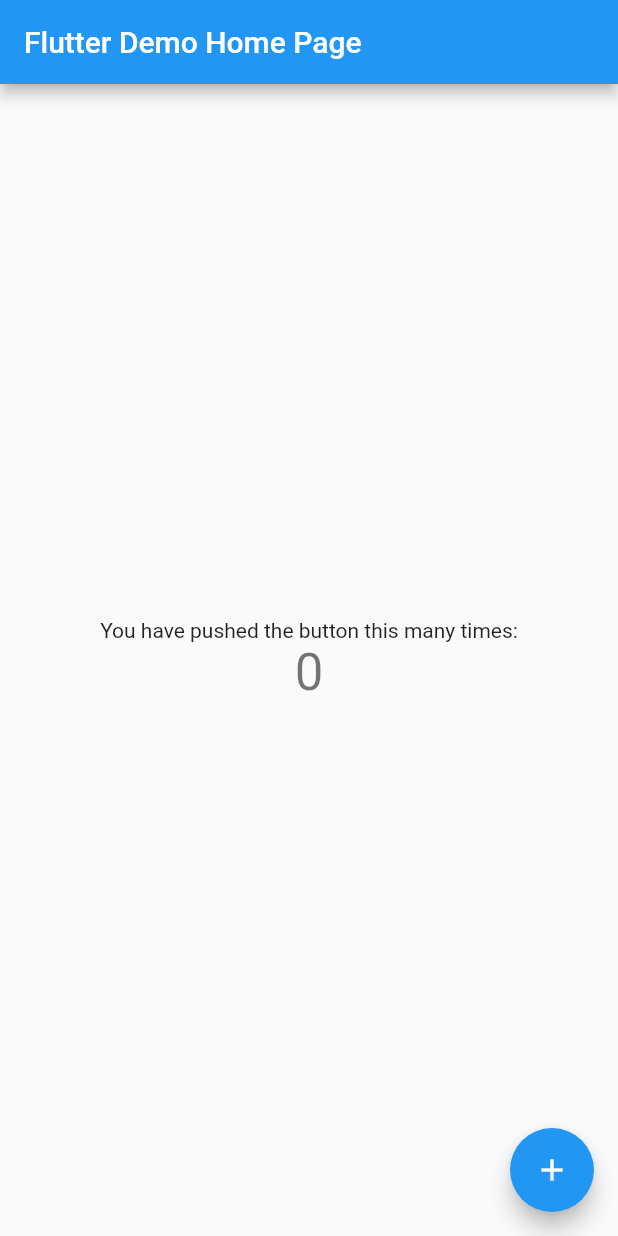
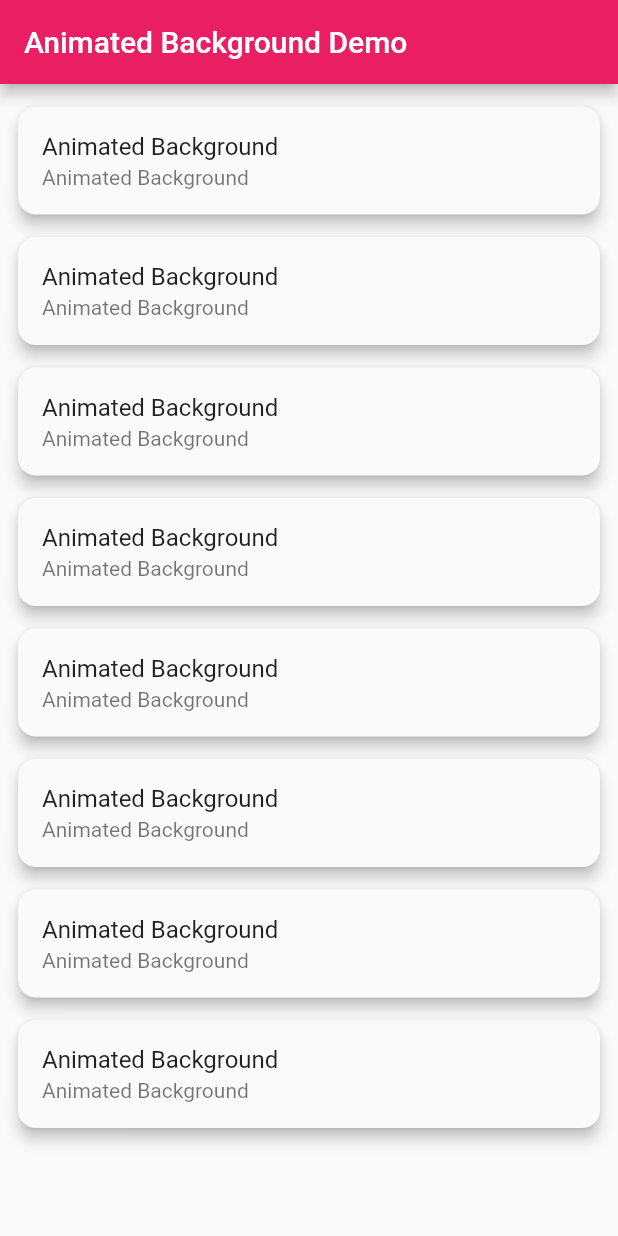
Before and after one commit to mnengineer/flutter-beautiful-backgrounds, a Flutter app: the screen it shows after launch, on a phone screen of 412 x 824 dp. Run offline on Flutter 3.47's test engine with Material 2 defaults, Android fonts, the light colour scheme and no system bars.

Commit message:
feat: アプリのベースUI作成

```diff
--- /dev/null
+++ b/lib/data/animation_item_data.dart
@@ -0,0 +1,45 @@
+import 'package:flutter_beautiful_backgrounds/models/animation_item.dart';
+import 'package:flutter_beautiful_backgrounds/screens/animations/animation_1.dart';
+
+const animationItemData = [
+  AnimationItem(
+    title: 'Animated Background',
+    subtitle: 'Animated Background',
+    targetWidget: Animation1Screen(),
+  ),
+  AnimationItem(
+    title: 'Animated Background',
+    subtitle: 'Animated Background',
+    targetWidget: Animation1Screen(),
+  ),
+  AnimationItem(
+    title: 'Animated Background',
+    subtitle: 'Animated Background',
+    targetWidget: Animation1Screen(),
+  ),
+  AnimationItem(
+    title: 'Animated Background',
+    subtitle: 'Animated Background',
+    targetWidget: Animation1Screen(),
+  ),
+  AnimationItem(
+    title: 'Animated Background',
+    subtitle: 'Animated Background',
+    targetWidget: Animation1Screen(),
+  ),
+  AnimationItem(
+    title: 'Animated Background',
+    subtitle: 'Animated Background',
+    targetWidget: Animation1Screen(),
+  ),
+  AnimationItem(
+    title: 'Animated Background',
+    subtitle: 'Animated Background',
+    targetWidget: Animation1Screen(),
+  ),
+  AnimationItem(
+    title: 'Animated Background',
+    subtitle: 'Animated Background',
+    targetWidget: Animation1Screen(),
+  ),
+];
--- a/lib/main.dart
+++ b/lib/main.dart
@@ -1,4 +1,5 @@
 import 'package:flutter/material.dart';
+import 'package:flutter_beautiful_backgrounds/screens/home.dart';
 
 void main() {
   runApp(const MyApp());
@@ -7,109 +8,19 @@
 class MyApp extends StatelessWidget {
   const MyApp({super.key});
 
-  // This widget is the root of your application.
   @override
   Widget build(BuildContext context) {
     return MaterialApp(
-      title: 'Flutter Demo',
+      title: 'Animated Background Demo',
+      debugShowCheckedModeBanner: false,
       theme: ThemeData(
-        // This is the theme of your application.
-        //
-        // Try running your application with "flutter run". You'll see the
-        // application has a blue toolbar. Then, without quitting the app, try
-        // changing the primarySwatch below to Colors.green and then invoke
-        // "hot reload" (press "r" in the console where you ran "flutter run",
-        // or simply save your changes to "hot reload" in a Flutter IDE).
-        // Notice that the counter didn't reset back to zero; the application
-        // is not restarted.
-        primarySwatch: Colors.blue,
+        primaryColor: const Color(0xFFE91E63),
+        scaffoldBackgroundColor: const Color(0xFFFAFAFA),
+        appBarTheme: const AppBarTheme(
+          color: Color(0xFFE91E63),
+        ),
       ),
-      home: const MyHomePage(title: 'Flutter Demo Home Page'),
+      home: const HomeScreen(),
     );
   }
 }
-
-class MyHomePage extends StatefulWidget {
-  const MyHomePage({super.key, required this.title});
-
-  // This widget is the home page of your application. It is stateful, meaning
-  // that it has a State object (defined below) that contains fields that affect
-  // how it looks.
-
-  // This class is the configuration for the state. It holds the values (in this
-  // case the title) provided by the parent (in this case the App widget) and
-  // used by the build method of the State. Fields in a Widget subclass are
-  // always marked "final".
-
-  final String title;
-
-  @override
-  State<MyHomePage> createState() => _MyHomePageState();
-}
-
-class _MyHomePageState extends State<MyHomePage> {
-  int _counter = 0;
-
-  void _incrementCounter() {
-    setState(() {
-      // This call to setState tells the Flutter framework that something has
-      // changed in this State, which causes it to rerun the build method below
-      // so that the display can reflect the updated values. If we changed
-      // _counter without calling setState(), then the build method would not be
-      // called again, and so nothing would appear to happen.
-      _counter++;
-    });
-  }
-
-  @override
-  Widget build(BuildContext context) {
-    // This method is rerun every time setState is called, for instance as done
-    // by the _incrementCounter method above.
-    //
-    // The Flutter framework has been optimized to make rerunning build methods
-    // fast, so that you can just rebuild anything that needs updating rather
-    // than having to individually change instances of widgets.
-    return Scaffold(
-      appBar: AppBar(
-        // Here we take the value from the MyHomePage object that was created by
-        // the App.build method, and use it to set our appbar title.
-        title: Text(widget.title),
-      ),
-      body: Center(
-        // Center is a layout widget. It takes a single child and positions it
-        // in the middle of the parent.
-        child: Column(
-          // Column is also a layout widget. It takes a list of children and
-          // arranges them vertically. By default, it sizes itself to fit its
-          // children horizontally, and tries to be as tall as its parent.
-          //
-          // Invoke "debug painting" (press "p" in the console, choose the
-          // "Toggle Debug Paint" action from the Flutter Inspector in Android
-          // Studio, or the "Toggle Debug Paint" command in Visual Studio Code)
-          // to see the wireframe for each widget.
-          //
-          // Column has various properties to control how it sizes itself and
-          // how it positions its children. Here we use mainAxisAlignment to
-          // center the children vertically; the main axis here is the vertical
-          // axis because Columns are vertical (the cross axis would be
-          // horizontal).
-          mainAxisAlignment: MainAxisAlignment.center,
-          children: <Widget>[
-            const Text(
-              'You have pushed the button this many times:',
-            ),
-            Text(
-              '$_counter',
-              style: Theme.of(context).textTheme.headlineMedium,
-            ),
-          ],
-        ),
-      ),
-      floatingActionButton: FloatingActionButton(
-        onPressed: _incrementCounter,
-        tooltip: 'Increment',
-        child: const Icon(Icons.add),
-      ), // This trailing comma makes auto-formatting nicer for build methods.
-    );
-  }
-}
--- /dev/null
+++ b/lib/models/animation_item.dart
@@ -0,0 +1,13 @@
+import 'package:flutter/material.dart';
+
+class AnimationItem {
+  const AnimationItem({
+    required this.title,
+    required this.subtitle,
+    required this.targetWidget,
+  });
+
+  final String title;
+  final String subtitle;
+  final Widget targetWidget;
+}
--- /dev/null
+++ b/lib/screens/animations/animation_1.dart
@@ -0,0 +1,17 @@
+import 'package:flutter/material.dart';
+
+class Animation1Screen extends StatelessWidget {
+  const Animation1Screen({Key? key}) : super(key: key);
+
+  @override
+  Widget build(BuildContext context) {
+    return Scaffold(
+      appBar: AppBar(
+        title: const Text('Animation 1'),
+      ),
+      body: const Center(
+        child: Text('Animation 1'),
+      ),
+    );
+  }
+}
--- /dev/null
+++ b/lib/screens/home.dart
@@ -0,0 +1,16 @@
+import 'package:flutter/material.dart';
+import 'package:flutter_beautiful_backgrounds/data/animation_item_data.dart';
+import 'package:flutter_beautiful_backgrounds/widgets/home_list.dart';
+
+class HomeScreen extends StatelessWidget {
+  const HomeScreen({Key? key}) : super(key: key);
+  @override
+  Widget build(BuildContext context) {
+    return Scaffold(
+      appBar: AppBar(
+        title: const Text('Animated Background Demo'),
+      ),
+      body: const HomeList(item: animationItemData),
+    );
+  }
+}
--- /dev/null
+++ b/lib/widgets/home_list.dart
@@ -0,0 +1,46 @@
+import 'package:flutter/material.dart';
+import 'package:flutter_beautiful_backgrounds/models/animation_item.dart';
+
+class HomeList extends StatelessWidget {
+  const HomeList({Key? key, required this.item}) : super(key: key);
+  final List<AnimationItem> item;
+
+  @override
+  Widget build(BuildContext context) {
+    return ListView.builder(
+      itemCount: item.length,
+      itemBuilder: (ctx, index) => Padding(
+        padding: const EdgeInsets.only(
+          top: 15.0,
+          left: 12.0,
+          right: 12.0,
+        ),
+        child: Material(
+          borderRadius: BorderRadius.circular(12.0),
+          elevation: 4.0,
+          child: InkWell(
+            borderRadius: BorderRadius.circular(12.0),
+            onTap: () => Navigator.of(context).push(
+              MaterialPageRoute(
+                builder: (ctx) => item[index].targetWidget,
+              ),
+            ),
+            child: Container(
+              decoration: BoxDecoration(
+                borderRadius: BorderRadius.circular(12.0),
+              ),
+              child: ListTile(
+                title: Text(
+                  item[index].title,
+                ),
+                subtitle: Text(
+                  item[index].subtitle,
+                ),
+              ),
+            ),
+          ),
+        ),
+      ),
+    );
+  }
+}
```
